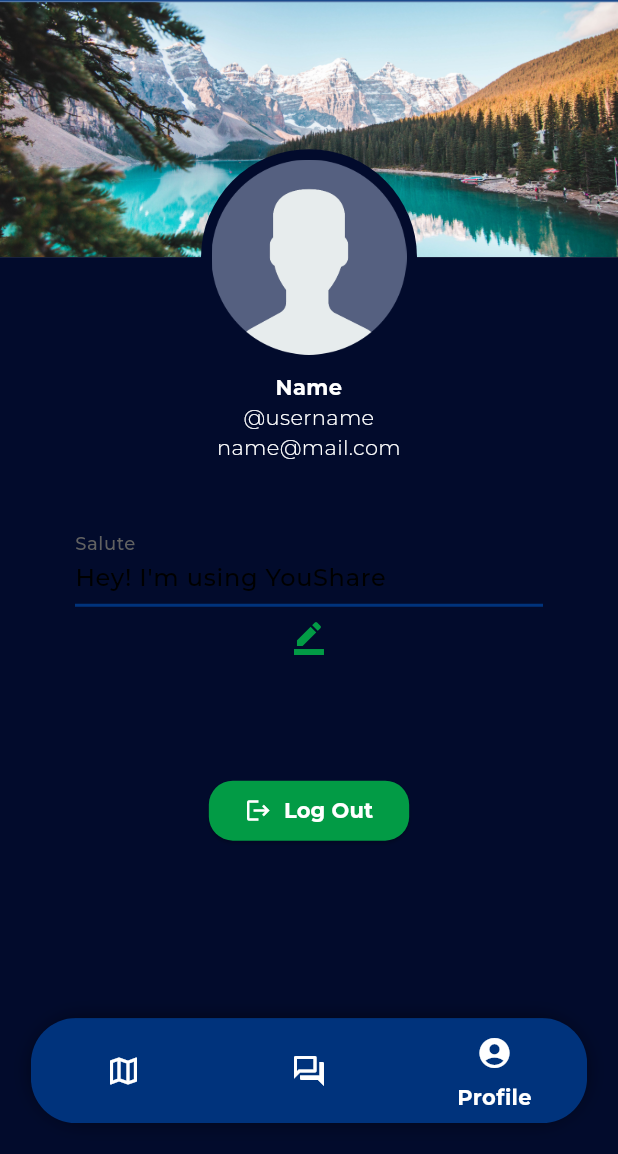
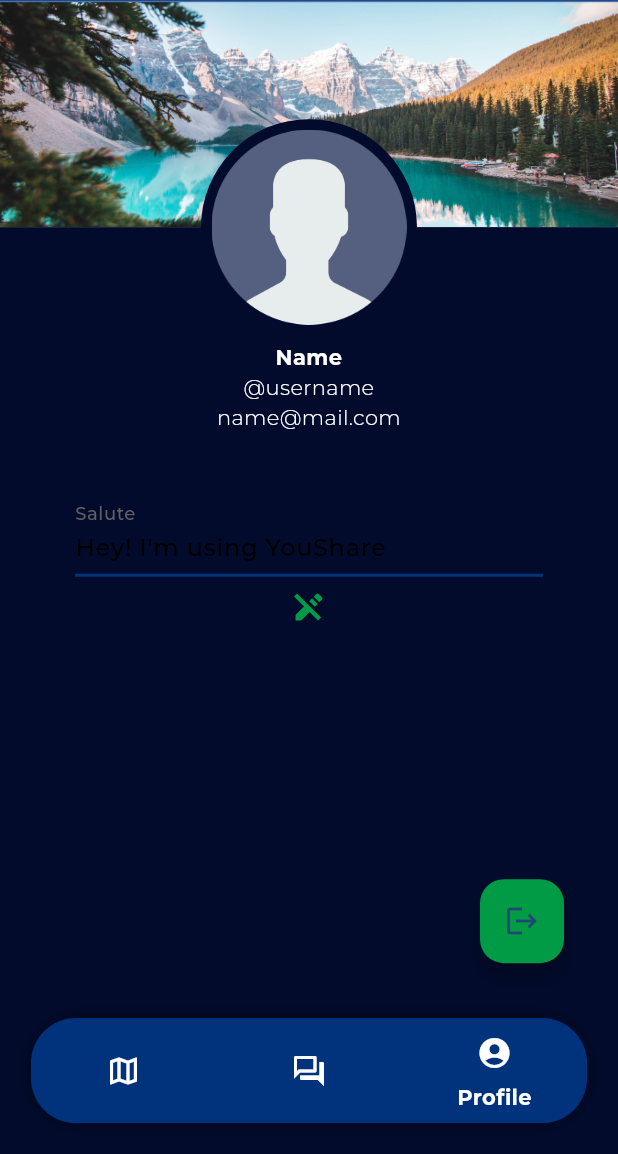
Before and after one commit to TheHoodini/YouShare, a Flutter app: the HomePage screen opened by its route, item 3 of the bottom bar chosen, after a tap on the "border color" icon, on a phone screen of 412 x 824 dp, the part 82-1236 px from its top. Run offline on Flutter 3.47's test engine with Material 2 defaults, Android fonts, the phone set to English and light mode, and no system bars; our stand-ins replace flex_color_scheme, get, video_player.

Commit message:
logout profile

```diff
--- a/lib/ui/pages/add_page.dart
+++ b/lib/ui/pages/add_page.dart
@@ -58,7 +58,7 @@ class _AddPageState extends State<AddPage> {
                   child: TextFormField(
                       style: const TextStyle(fontFamily: "Montserrat"),
                       inputFormatters: [
-                        FilteringTextInputFormatter.allow(RegExp("[0-9a-zA-Z]"))
+                        FilteringTextInputFormatter.allow(RegExp("[0-9a-zA-Z_]"))
                       ],
                       decoration: const InputDecoration(
                           filled: true,
--- a/lib/ui/pages/home_page.dart
+++ b/lib/ui/pages/home_page.dart
@@ -41,6 +41,8 @@ class _HomePageState extends State<HomePage> {
       currentFloatingButtonIcon = Icons.location_on;
     } else if (currentIndex == 1) {
       currentFloatingButtonIcon = Icons.person_add;
+    } else if (currentIndex == 2) {
+      currentFloatingButtonIcon = Icons.logout;
     }
 
     return Scaffold(
@@ -125,7 +127,8 @@ class _HomePageState extends State<HomePage> {
                   ),
                   NavigationDestination(
                     icon: Icon(Icons.account_circle_outlined, color: iconColor),
-                  selectedIcon: Icon(Icons.account_circle, color: selIconColor),
+                    selectedIcon:
+                        Icon(Icons.account_circle, color: selIconColor),
                     label: "Profile",
                   ),
                 ],
@@ -133,27 +136,27 @@ class _HomePageState extends State<HomePage> {
             ),
           ),
         ),
-      floatingActionButton: currentIndex != 2
-          ? Padding(
+        floatingActionButton: Padding(
           padding: const EdgeInsets.only(top: 10, right: 20),
           child: FloatingActionButton(
             onPressed: () {
+              // ACCIONES MAP
               if (currentIndex == 0) {
-                    loc_controller.setLat((Random().nextDouble()-0.5)*40);
-                    loc_controller.setLon((Random().nextDouble()-0.5)*40);
+                loc_controller.setLat((Random().nextDouble() - 0.5) * 40);
+                loc_controller.setLon((Random().nextDouble() - 0.5) * 40);
                 loc_controller.setLastAct(TimeOfDay.now());
                 print("map");
+                // ACCIONES CHAT
               } else if (currentIndex == 1) {
                 Get.toNamed('/add_page');
+                // ACCIONES PROFILE
+              } else if (currentIndex == 2) {
+                Get.offNamed('/auth_page');
               }
             },
             backgroundColor: const Color.fromARGB(255, 2, 155, 69),
             child: Icon(currentFloatingButtonIcon),
           ),
-            )
-          : null,
-      floatingActionButtonLocation: FloatingActionButtonLocation.endFloat,
-      floatingActionButtonAnimator: FloatingActionButtonAnimator.scaling,
-    );
+        ));
   }
 }
--- a/lib/ui/pages/tabs/profile_tab.dart
+++ b/lib/ui/pages/tabs/profile_tab.dart
@@ -14,11 +14,13 @@ class ProfileTab extends StatefulWidget {
 }
 
 class _ProfileTabState extends State<ProfileTab> {
-  final double coverHeight = 170;
+  final double coverHeight = 150;
   final double profileHeight = 144;
   final Color uiColor = const Color.fromARGB(255, 2, 11, 44);
 
   final TextEditingController _controller = TextEditingController();
+
+  IconData editIcon = Icons.border_color;
 
   @override
   Widget build(BuildContext context) {
@@ -30,9 +32,43 @@ class _ProfileTabState extends State<ProfileTab> {
         children: <Widget>[
           buildTop(),
           buildContent(user_controller),
+          //buildLogOutButton()
         ],
       ),
     );
+  }
+
+  Widget buildLogOutButton() {
+    return Row(mainAxisAlignment: MainAxisAlignment.center, children: <Widget>[
+      // BOTÓN LOG OUT
+      ElevatedButton(
+        onPressed: () => Get.offNamed('/auth_page'),
+        style: ElevatedButton.styleFrom(
+          //fixedSize: const Size.fromHeight(40),
+          backgroundColor: const Color.fromARGB(255, 2, 155, 69),
+          shape: RoundedRectangleBorder(
+            borderRadius: BorderRadius.circular(16),
+          ),
+        ),
+        child: const Row(
+          children: [
+            Icon(
+              Icons.logout,
+              color: Colors.white,
+            ),
+            SizedBox(width: 8),
+            Text(
+              "Log Out",
+              style: TextStyle(
+                color: Colors.white,
+                fontWeight: FontWeight.bold,
+                fontFamily: "Montserrat",
+              ),
+            ),
+          ],
+        ),
+      ),
+    ]);
   }
 
   Widget buildTop() {
@@ -98,6 +134,9 @@ class _ProfileTabState extends State<ProfileTab> {
                       controller: _controller,
                       onEditingComplete: () {
                         // Cuando se completa la edición, actualiza el valor en el controlador
+                        setState(() {
+                          editIcon = Icons.border_color;
+                        });
                         controller.setSalute(_controller.text);
                         controller.setIsEditing(false);
                       },
@@ -117,8 +156,10 @@ class _ProfileTabState extends State<ProfileTab> {
                               color: Color.fromARGB(255, 97, 97, 97),
                               fontStyle: FontStyle.normal,
                               fontFamily: "Montserrat"),
-                            floatingLabelBehavior: FloatingLabelBehavior.auto),
-                      ));
+                          floatingLabelBehavior: FloatingLabelBehavior.auto,
+                          focusColor: Color.fromARGB(255, 2, 155, 69)),
+                    ), //tf
+                  );
                 } else {
                   // Muestra un Text cuando no está en modo de edición
                   return Padding(
@@ -137,16 +178,21 @@ class _ProfileTabState extends State<ProfileTab> {
               GestureDetector(
                 onTap: () {
                   if (!controller.isEditing) {
-                    print("a");
+                    setState(() {
+                      editIcon = Icons.edit_off;
+                    });
                     // Habilita el modo de edición al hacer clic en el ícono
                     controller.setIsEditing(true);
                     // Inicializa el valor del TextField con el valor actual
                     _controller.text = controller.salute;
                   } else {
                     controller.setIsEditing(false);
+                    setState(() {
+                      editIcon = Icons.border_color;
+                    });
                   }
                 },
-                child: Icon(Icons.border_color, color: Color.fromARGB(255, 2, 155, 69)),
+                child: Icon(editIcon, color: Color.fromARGB(255, 2, 155, 69)),
               ),
             ],
           ),
@@ -154,45 +200,6 @@ class _ProfileTabState extends State<ProfileTab> {
             height: 80,
           ),
           // ---------------------------
-          Row(
-              mainAxisAlignment: MainAxisAlignment.spaceBetween,
-              children: <Widget>[
-                const SizedBox(
-                  width: 0.0,
-                ),
-                // BOTÓN LOG OUT
-                ElevatedButton(
-                  onPressed: () => Get.offNamed('/auth_page'),
-                  style: ElevatedButton.styleFrom(
-                    //fixedSize: const Size.fromHeight(40),
-                    backgroundColor: const Color.fromARGB(255, 2, 155, 69),
-                    shape: RoundedRectangleBorder(
-                      borderRadius: BorderRadius.circular(16),
-                    ),
-                  ),
-                  child: const Row(
-                    children: [
-                      Icon(
-                        Icons.logout,
-                        color: Colors.white,
-                      ),
-                      SizedBox(width: 8),
-                      Text(
-                        "Log Out",
-                        style: TextStyle(
-                          color: Colors.white,
-                          fontWeight: FontWeight.bold,
-                          fontFamily: "Montserrat",
-                        ),
-                      ),
-                    ],
-                  ),
-                ),
-                //
-                const SizedBox(
-                  width: 0.0,
-                ),
-              ]),
           const SizedBox(
             height: 10,
           ),
```
Lines whose indentation alone changed are shown as unchanged.
